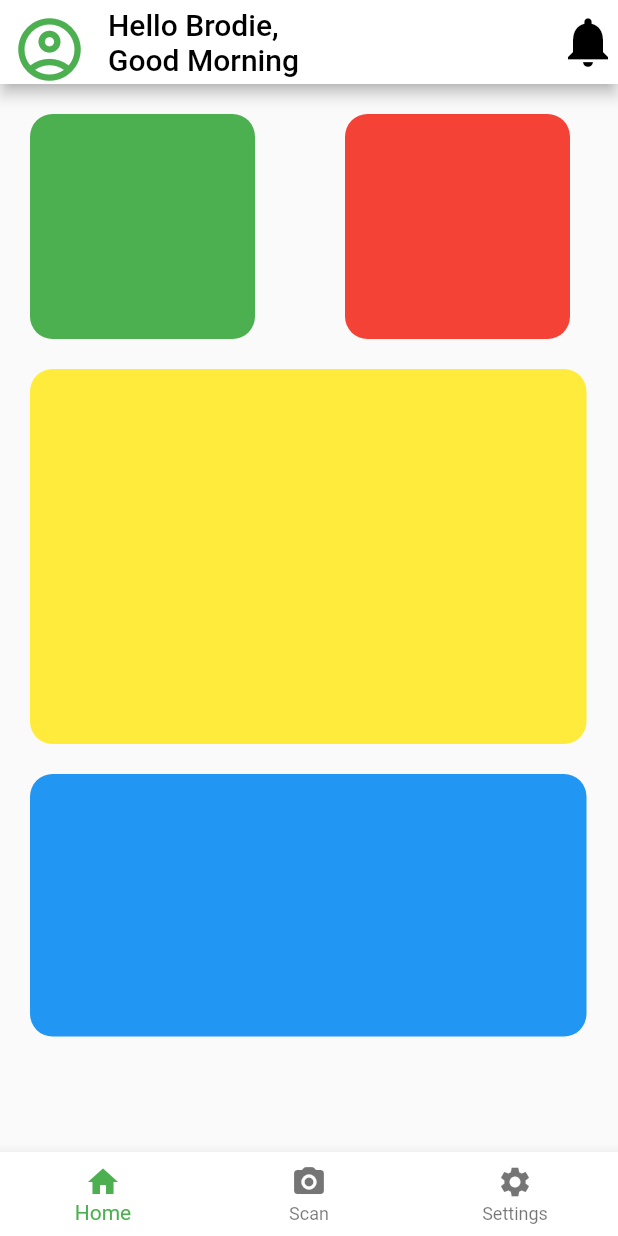
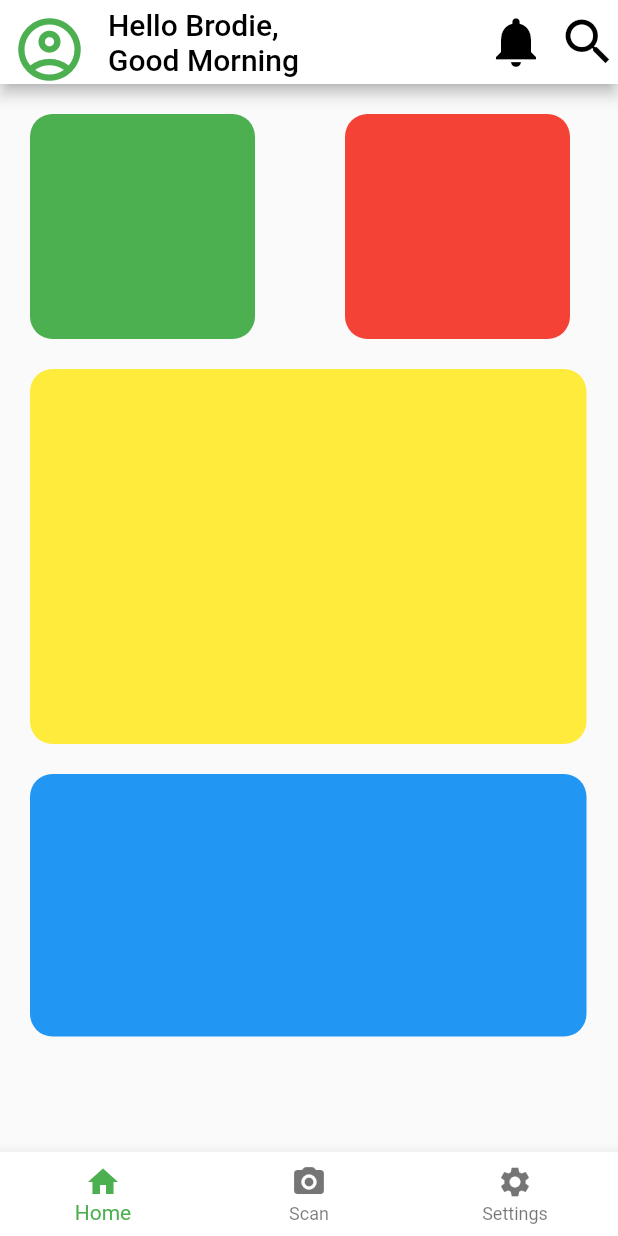
Before and after one commit to SimonOmalley/taswasteapptest, a Flutter app: the screen it shows after launch, on a phone screen of 412 x 824 dp. Run offline on Flutter 3.47's test engine with Material 2 defaults, Android fonts, the phone set to English and light mode, and no system bars.

Commit message:
Search IconButton

```diff
--- a/lib/screens/Dashboard.dart
+++ b/lib/screens/Dashboard.dart
@@ -107,6 +107,14 @@ class _MyStatefulWidgetState extends State<MyStatefulWidget> {
               color: Colors.black,
             ),
           ),
+          IconButton(
+            onPressed: () {},
+            icon: Icon(
+              Icons.search,
+              size: 40,
+              color: Colors.black,
+            ),
+          ),
         ],
       ),
       bottomNavigationBar: BottomNavigationBar(
```
